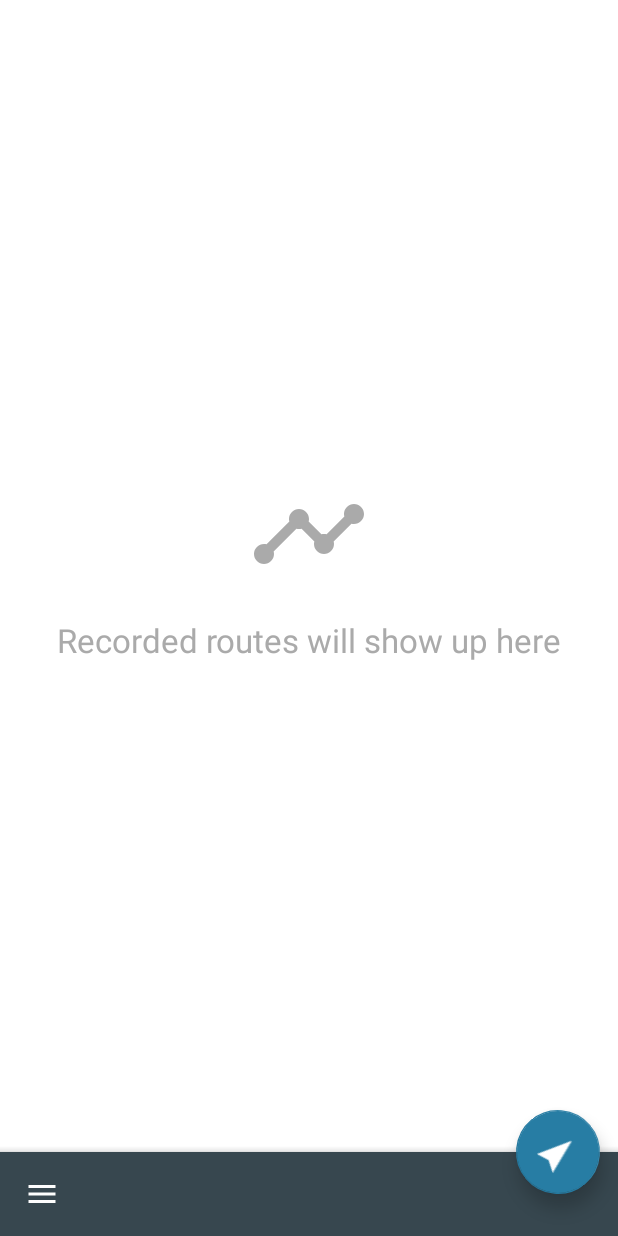
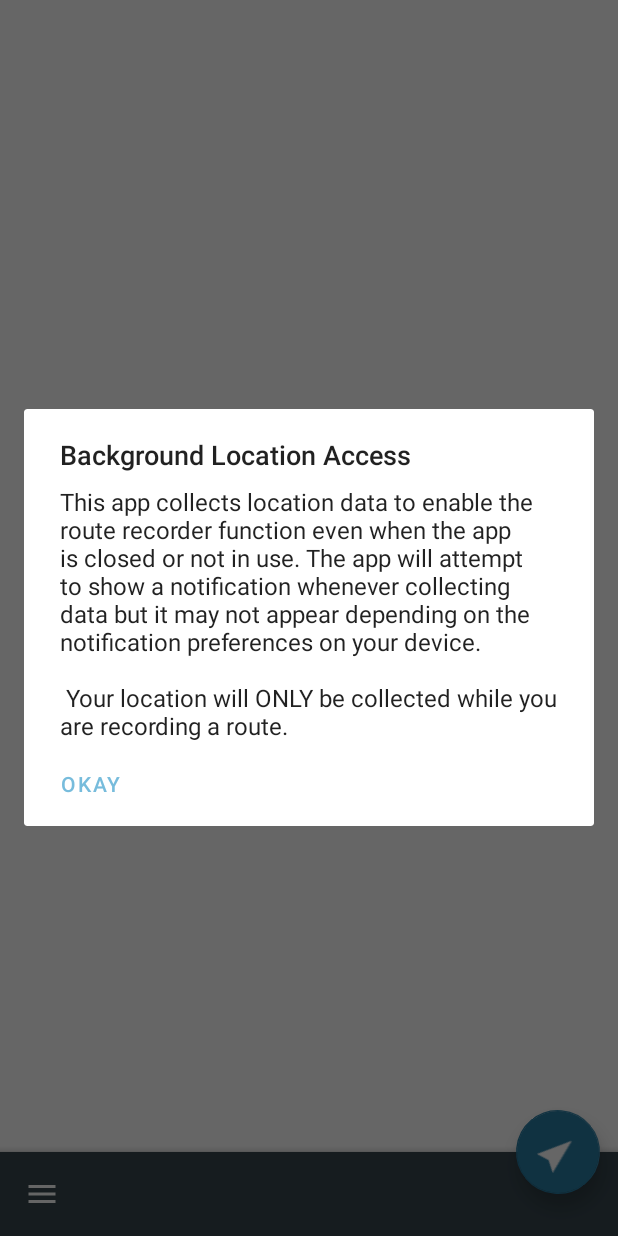
Before and after one commit to BradPatras/gpx-recorder, an Android app: the screen it shows after launch (MainActivity), after a tap on an icon or button, on a phone screen of 412 x 824 dp. Run offline under Robolectric (Android 15) with nearby library versions, the phone set to English and light mode, and no system bars; our stand-ins replace EventBus, RxJava; libraries missing offline, so code that uses them is left out: com.getkeepsafe.relinker, com.karumi.dexter, io.realm, io.realm.exceptions; 12 statements that could not run were skipped.

Commit message:
updated permission flow to include justification before requesting permission.

```diff
--- a/app/src/main/java/com/iboism/gpxrecorder/Keys.kt
+++ b/app/src/main/java/com/iboism/gpxrecorder/Keys.kt
@@ -16,5 +16,8 @@ class Keys {
 
         // App shortcut action
         const val ShortcutAction = "com.iboism.gpxrecorder.START_RECORDING"
+
+        // Shared Preferences
+        const val HasShownLocationJustification = "kHasShownLocationJustification"
     }
 }
--- a/app/src/main/java/com/iboism/gpxrecorder/recording/LocationRecorderService.kt
+++ b/app/src/main/java/com/iboism/gpxrecorder/recording/LocationRecorderService.kt
@@ -17,7 +17,6 @@ import com.iboism.gpxrecorder.Keys
 import com.iboism.gpxrecorder.model.GpxContent
 import com.iboism.gpxrecorder.model.RecordingConfiguration
 import com.iboism.gpxrecorder.model.TrackPoint
-import com.iboism.gpxrecorder.util.AnalyticsKeys
 import io.realm.Realm
 import org.greenrobot.eventbus.EventBus
 
--- a/app/src/main/java/com/iboism/gpxrecorder/util/Alerts.kt
+++ b/app/src/main/java/com/iboism/gpxrecorder/util/Alerts.kt
@@ -38,4 +38,13 @@ class Alerts(val context: Context) {
                 .setOnDismissListener(onDismiss)
                 .create()
     }
+
+    fun backgroundLocationJustificationAlert(onDismiss: (DialogInterface) -> Unit): AlertDialog {
+        return AlertDialog.Builder(context)
+                .setTitle(context.getString(R.string.background_location_justification_title))
+                .setMessage(context.getString(R.string.background_location_justification_desc))
+                .setNeutralButton(R.string.okay) {_, _ -> }
+                .setOnDismissListener(onDismiss)
+                .create()
+    }
 }
--- a/app/src/main/java/com/iboism/gpxrecorder/util/AnalyticsKeys.kt
+++ /dev/null
@@ -1,10 +0,0 @@
-package com.iboism.gpxrecorder.util
-
-class AnalyticsKeys {
-    companion object {
-        const val RECORDING_STARTED: String = "RecordingStarted"
-        const val RECORDING_STOPPED: String = "RecordingStopped"
-        const val RECORDING_PAUSED: String = "RecordingPaused"
-        const val RECORDING_RESUMED: String = "RecordingResumed"
-    }
-}
--- a/app/src/main/java/com/iboism/gpxrecorder/util/PermissionHelper.kt
+++ b/app/src/main/java/com/iboism/gpxrecorder/util/PermissionHelper.kt
@@ -2,7 +2,9 @@ package com.iboism.gpxrecorder.util
 
 import android.Manifest
 import android.app.Activity
+import android.content.Context
 import android.content.Intent
+import android.content.SharedPreferences
 import android.content.pm.PackageManager
 import android.net.Uri
 import android.os.Build
@@ -10,6 +12,7 @@ import android.provider.Settings
 import androidx.core.content.ContextCompat
 import androidx.core.content.PermissionChecker
 import com.iboism.gpxrecorder.BuildConfig
+import com.iboism.gpxrecorder.Keys
 import com.karumi.dexter.Dexter
 import com.karumi.dexter.MultiplePermissionsReport
 import com.karumi.dexter.PermissionToken
@@ -23,15 +26,25 @@ import com.karumi.dexter.listener.multi.MultiplePermissionsListener
 class PermissionHelper private constructor(private val activity: Activity) {
 
     fun checkLocationPermissions(onAllowed: () -> Unit) {
+        val hasShownJustification = activity
+                .getPreferences(Context.MODE_PRIVATE)
+                .getBoolean(Keys.HasShownLocationJustification, false)
+
+        // If we haven't shown background location access justification yet, do that before
+        // requesting permission.
+        if (!hasShownJustification) {
+            Alerts(activity)
+                    .backgroundLocationJustificationAlert { checkLocationPermissions(onAllowed) }.show()
+            activity.getPreferences(Context.MODE_PRIVATE).edit()
+                    .putBoolean(Keys.HasShownLocationJustification, true)
+                    .apply()
+            return
+        }
+
         val permissions = mutableListOf(Manifest.permission.ACCESS_FINE_LOCATION, Manifest.permission.ACCESS_COARSE_LOCATION)
 
         if (Build.VERSION.SDK_INT >= Build.VERSION_CODES.Q) {
             permissions.add(Manifest.permission.ACCESS_BACKGROUND_LOCATION)
-        }
-
-        if (Build.VERSION.SDK_INT >= Build.VERSION_CODES.Q) {
-            // background location permission was introduced in version 29 and if
-            // the user hasn't granted this permission
         }
 
         Dexter.withContext(activity)
--- a/app/src/main/res/values/strings.xml
+++ b/app/src/main/res/values/strings.xml
@@ -74,5 +74,8 @@
     <string name="background_permission_title" translatable="false">Allow all the time</string>
     <string name="share">Share</string>
     <string name="save_to_device">Save to device</string>
+    <string name="background_location_justification_title" translatable="false">Background Location Access</string>
+    <string name="background_location_justification_desc" translatable="false">This app collects location data to enable the route recorder function even when the app is closed or not in use. The app will attempt to show a notification whenever collecting data but it may not appear depending on the notification preferences on your device.\n\n Your location will ONLY be collected while you are recording a route.</string>
+    <string name="okay">Okay</string>
 
 </resources>
```
Also changed, not shown: 1 other file.
